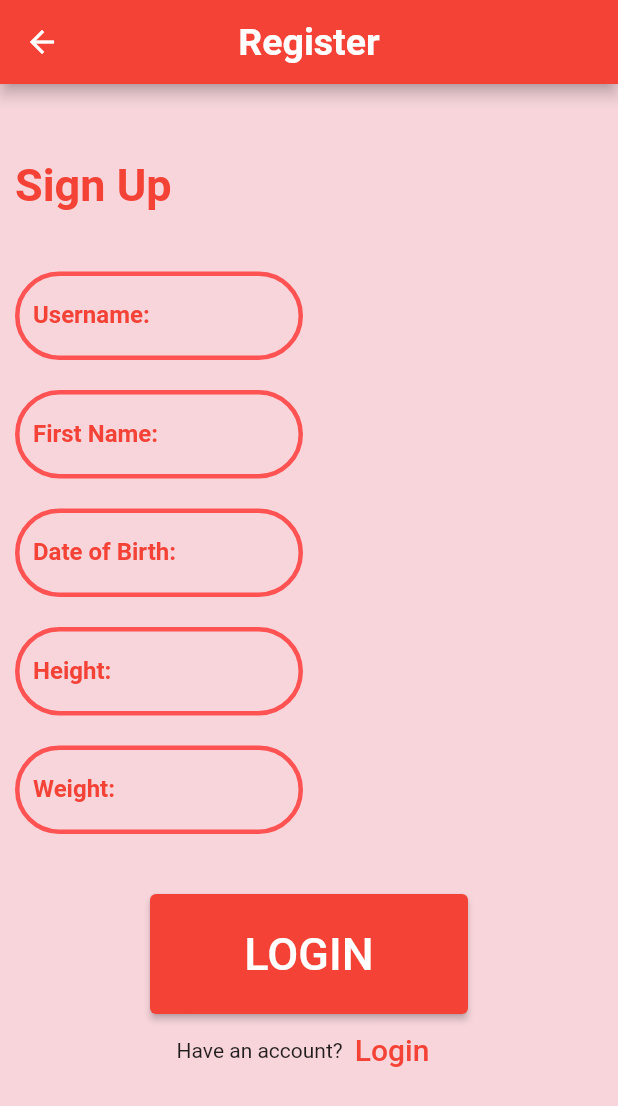
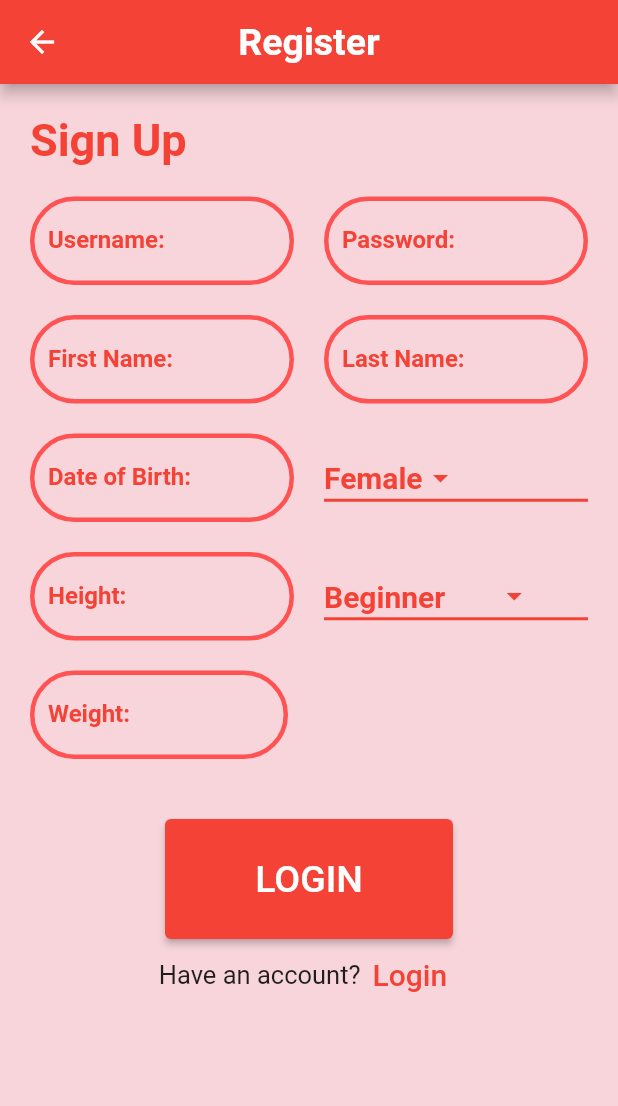
Before and after one commit to mvaiyapuri/cs160-exercise-project, a Flutter app: the screen it shows after launch, after a tap on "Register", on a phone screen of 412 x 824 dp. Shown: the top 1106 px of the screen. Run offline on Flutter 3.47's test engine with Material 2 defaults, Android fonts, the phone set to English and light mode, and no system bars.

Commit message:
Update main.dart

```diff
--- a/fit_you/lib/main.dart
+++ b/fit_you/lib/main.dart
@@ -100,7 +100,7 @@ class _MyStatefulWidgetState extends State<MyStatefulWidget> {
             Row(
               mainAxisAlignment: MainAxisAlignment.center,
               children: <Widget>[
-                const Text('Don\'t have an account?'),
+                const Text('Don\'t have an account?', style: TextStyle(fontSize: 17)),
                 TextButton(
                   child: const Text(
                     'Register',
@@ -145,19 +145,26 @@ class _MySignUpWidgetState extends State<MySignUpWidget> {
   TextEditingController usernameController = TextEditingController();
   TextEditingController passwordController = TextEditingController();
   TextEditingController firstNameController = TextEditingController();
+  TextEditingController lastNameController = TextEditingController();
   TextEditingController dobController = TextEditingController();
   TextEditingController heightController = TextEditingController();
   TextEditingController weightController = TextEditingController();
+
+  var _genders = ["Female", "Male", "Other"];
+  var _levels = ["Beginner", "Intermediate", "Advanced"];
+  String gendervalue = "Female";
+  String levelvalue = "Beginner";
   @override
   Widget build(BuildContext context) {
-    return Padding(
-      padding: const EdgeInsets.all(10),
-      child: ListView(
+    return Container(
+        padding: EdgeInsets.all(20.0),
+        child:
+          Column(
+            mainAxisAlignment: MainAxisAlignment.start,
             children: <Widget>[
-          Container(
+              const Align(
                 alignment: Alignment.topLeft,
-            padding: const EdgeInsets.fromLTRB(0, 40, 0, 30),
-            child: const Text(
+                child: Text(
                     'Sign Up',
                     style: TextStyle(
                         color: Colors.red,
@@ -166,8 +173,10 @@ class _MySignUpWidgetState extends State<MySignUpWidget> {
                     )
                 )
               ),
-          Container(
-            padding: const EdgeInsets.fromLTRB(0, 10, 200, 10),
+              const SizedBox(height: 20),
+              Row(
+                children: <Widget>[
+                  Expanded(
                       child: TextField(
                         controller: usernameController,
                         decoration: InputDecoration(
@@ -175,62 +184,159 @@ class _MySignUpWidgetState extends State<MySignUpWidget> {
                             borderSide: BorderSide(width: 3, color: Colors.redAccent),
                             borderRadius: BorderRadius.circular(50.0)
                           ),
-                  labelText: 'Username: ',
+                          labelText: 'Username:',
                           labelStyle: TextStyle(color: Colors.red, fontWeight: FontWeight.bold)
 
+                        )
+                      )
                   ),
+                  const SizedBox(width: 20),
+                  Expanded(
+                      child: TextField(
+                          controller: passwordController,
+                          decoration: InputDecoration(
+                              enabledBorder: OutlineInputBorder(
+                                  borderSide: const BorderSide(width: 3, color: Colors.redAccent),
+                                  borderRadius: BorderRadius.circular(50.0)
                               ),
+                              labelText: 'Password:',
+                              labelStyle: const TextStyle(color: Colors.red, fontWeight: FontWeight.bold)
+                          )
+                      )
+                  )
+                ],
               ),
-          Container(
-            padding: const EdgeInsets.fromLTRB(0, 10, 200, 10),
+              const SizedBox(height: 20),
+              Row(
+                children: <Widget>[
+                  Expanded(
                       child: TextField(
                           controller: firstNameController,
                           decoration: InputDecoration(
                               enabledBorder: OutlineInputBorder(
-                      borderSide: BorderSide(width: 3, color: Colors.redAccent),
+                                  borderSide: const BorderSide(width: 3, color: Colors.redAccent),
                                   borderRadius: BorderRadius.circular(50.0)
                               ),
-                  labelText: 'First Name: ',
-                  labelStyle: TextStyle(color: Colors.red, fontWeight: FontWeight.bold)
-
+                              labelText: 'First Name:',
+                              labelStyle: const TextStyle(color: Colors.red, fontWeight: FontWeight.bold)
+                          )
+                      )
                   ),
-              keyboardType: TextInputType.name,
+                  const SizedBox(width: 20),
+                  Expanded(
+                      child: TextField(
+                          controller: lastNameController,
+                          decoration: InputDecoration(
+                              enabledBorder: OutlineInputBorder(
+                                  borderSide: const BorderSide(width: 3, color: Colors.redAccent),
+                                  borderRadius: BorderRadius.circular(50.0)
                               ),
+                              labelText: 'Last Name:',
+                              labelStyle: const TextStyle(color: Colors.red, fontWeight: FontWeight.bold)
+                          )
+                      )
+                  )
+                ],
               ),
-          Container(
-            padding: const EdgeInsets.fromLTRB(0, 10, 200, 10),
+              const SizedBox(height: 20),
+              Row(
+                children: <Widget>[
+                  Expanded(
                       child: TextField(
                           controller: dobController,
                           decoration: InputDecoration(
                               enabledBorder: OutlineInputBorder(
-                      borderSide: BorderSide(width: 3, color: Colors.redAccent),
+                                  borderSide: const BorderSide(width: 3, color: Colors.redAccent),
                                   borderRadius: BorderRadius.circular(50.0)
                               ),
-                  labelText: 'Date of Birth: ',
-                  labelStyle: TextStyle(color: Colors.red, fontWeight: FontWeight.bold),
-
+                              labelText: 'Date of Birth:',
+                              labelStyle: const TextStyle(color: Colors.red, fontWeight: FontWeight.bold)
                           ),
                           keyboardType: TextInputType.datetime,
+                      )
                   ),
+                  const SizedBox(width: 20),
+                  Expanded(
+                    child: DropdownButton<String>(
+                      value: gendervalue,
+                      iconEnabledColor: Colors.red,
+
+                      style: const TextStyle(
+                        color: Colors.red,
+                        fontWeight: FontWeight.bold,
+                        fontSize: 20
                       ),
-          Container(
-            padding: const EdgeInsets.fromLTRB(0, 10, 200, 10),
+                      underline: Container(
+                        height: 2,
+                        color: Colors.red
+                      ),
+                      onChanged: (String? value){
+                        setState((){
+                          gendervalue = value!;
+                        });
+                      },
+                      items: _genders.map((String value){
+                        return DropdownMenuItem<String>(
+                          value: value,
+                          child: Text(value)
+                        );
+                      }).toList(),
+
+                    )
+                  )
+                ],
+              ),
+              const SizedBox(height: 20),
+              Row(
+                children: <Widget>[
+                  Expanded(
                       child: TextField(
                         controller: heightController,
                         decoration: InputDecoration(
                             enabledBorder: OutlineInputBorder(
-                      borderSide: BorderSide(width: 3, color: Colors.redAccent),
+                                borderSide: const BorderSide(width: 3, color: Colors.redAccent),
                                 borderRadius: BorderRadius.circular(50.0)
                             ),
-                  labelText: 'Height: ',
-                  labelStyle: TextStyle(color: Colors.red, fontWeight: FontWeight.bold),
+                            labelText: 'Height:',
+                            labelStyle: const TextStyle(color: Colors.red, fontWeight: FontWeight.bold),
                             suffixText: 'cm',
+                            suffixStyle: const TextStyle(color: Colors.red),
                         ),
-              keyboardType: TextInputType.number
+                        keyboardType: TextInputType.datetime,
+                      )
                   ),
+                  const SizedBox(width: 20),
+                  Expanded(
+                      child: DropdownButton<String>(
+                        value: levelvalue,
+                        iconEnabledColor: Colors.red,
+                        style: const TextStyle(
+                            color: Colors.red,
+                            fontWeight: FontWeight.bold,
+                            fontSize: 20
+                        ),
+                        underline: Container(
+                            height: 2,
+                            color: Colors.red
+                        ),
+                        onChanged: (String? value){
+                          setState((){
+                            levelvalue = value!;
+                          });
+                        },
+                        items: _levels.map((String value){
+                          return DropdownMenuItem<String>(
+                              value: value,
+                              child: Text(value)
+                          );
+                        }).toList(),
+
+                      )
+                  )
+                ],
               ),
               Container(
-            padding: const EdgeInsets.fromLTRB(0, 10, 200, 40),
+                padding: const EdgeInsets.fromLTRB(0, 20, 200, 40),
                 child: TextField(
                   controller: weightController,
                   decoration: InputDecoration(
@@ -246,10 +352,12 @@ class _MySignUpWidgetState extends State<MySignUpWidget> {
                 ),
               ),
               Container(
+                  width: double.infinity,
                   height: 80,
                   padding: const EdgeInsets.fromLTRB(90, 0, 90, 0),
                   child: ElevatedButton(
-                child: const Text('LOGIN', style: TextStyle(fontSize: 30)),
+
+                    child: const Text('LOGIN', style: TextStyle(fontSize: 25)),
                     onPressed: () {
 
                     },
@@ -258,7 +366,7 @@ class _MySignUpWidgetState extends State<MySignUpWidget> {
               Row(
                 mainAxisAlignment: MainAxisAlignment.center,
                 children: <Widget>[
-              const Text('Have an account?'),
+                  const Text('Have an account?', style: TextStyle(fontSize: 17)),
                   TextButton(
                     child: const Text(
                       'Login',
@@ -270,8 +378,10 @@ class _MySignUpWidgetState extends State<MySignUpWidget> {
                   )
                 ],
               ),
-        ]
-      )
+            ],
+          ),
+
+
     );
   }
 }
```
Lines whose indentation alone changed are shown as unchanged.
